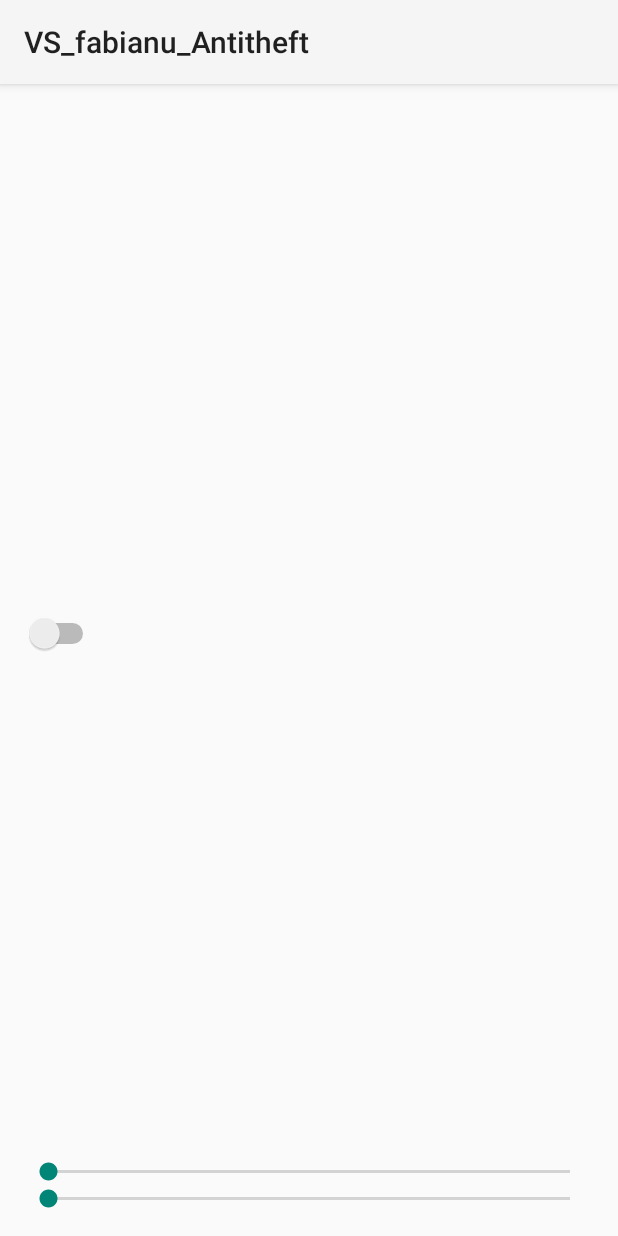
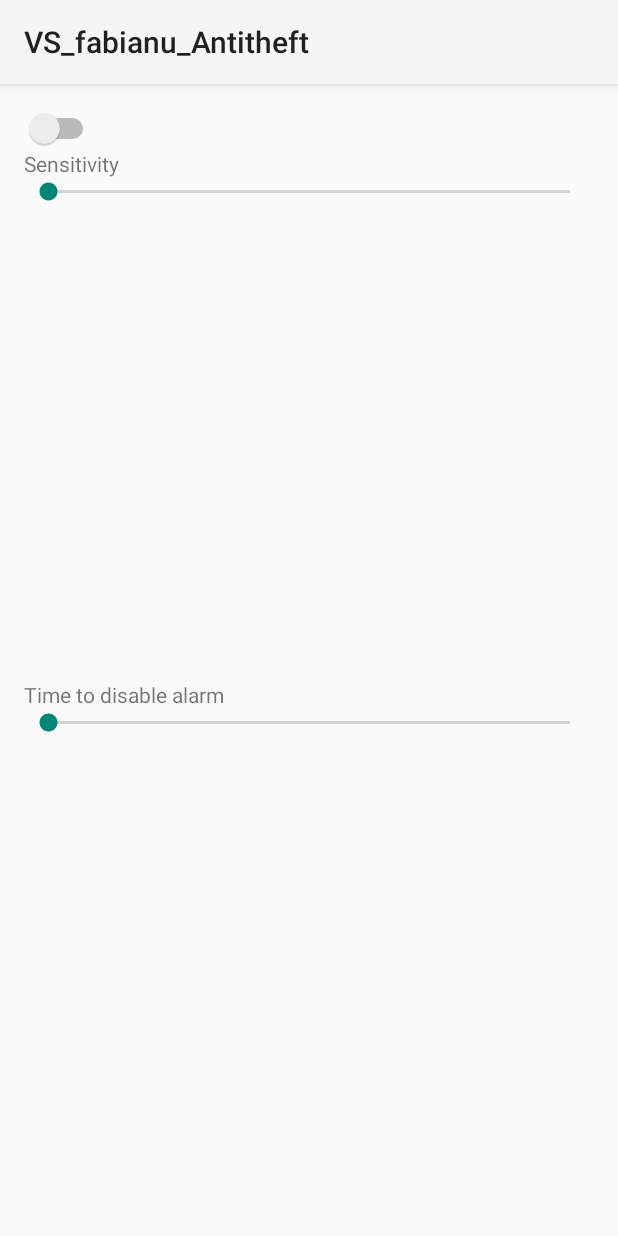
Before and after one commit to huoxiaoyao/DistSys1, an Android app: the screen it shows after launch (MainActivity), on a phone screen of 412 x 824 dp. Run offline under Robolectric (Android 15) with nearby library versions, the phone set to English and light mode, and no system bars.

Commit message:
sensitivity and timeout can be set and work in Antitheft, only need to load and save default values now

```diff
--- a/VS_fabianu_Antitheft/app/src/main/AndroidManifest.xml
+++ b/VS_fabianu_Antitheft/app/src/main/AndroidManifest.xml
@@ -3,7 +3,7 @@
     package="ch.ethz.inf.vs.a1.fabianu.antitheft" >
 
     <uses-sdk android:minSdkVersion="18"
-        android:targetSdkVersion="18" />
+        android:targetSdkVersion="21" />
 
     <uses-permission android:name="android.permission.VIBRATE" />
 
--- a/VS_fabianu_Antitheft/app/src/main/java/ch/ethz/inf/vs/a1/fabianu/antitheft/MainActivity.java
+++ b/VS_fabianu_Antitheft/app/src/main/java/ch/ethz/inf/vs/a1/fabianu/antitheft/MainActivity.java
@@ -1,15 +1,40 @@
 package ch.ethz.inf.vs.a1.fabianu.antitheft;
 
+import android.content.ComponentName;
+import android.content.Context;
 import android.content.Intent;
+import android.content.ServiceConnection;
+import android.os.IBinder;
 import android.support.v7.app.AppCompatActivity;
 import android.os.Bundle;
+import android.util.Log;
+import android.view.Menu;
+import android.view.MenuItem;
 import android.widget.CompoundButton;
+import android.widget.SeekBar;
 import android.widget.Switch;
 
 public class MainActivity extends AppCompatActivity {
 
+    interface SeekBarInitialiser {
+        void functionHolder(SeekBar seekBar, int progress, boolean fromUser);
+    }
+
     private Switch toggleSwitch;
+    private SeekBar timeOutSeek;
+    private SeekBar sensSeek;
     private Intent antiIntent;
+
+    private int currentTimeout = 0;
+    private float currentSensitivity = 0;
+    private int timeOutmax = 20000; //in ms
+    private float sensitivityMax = 3;
+    private float sensStepSize= 0.05f;
+
+    private AntiTheftServiceImpl antiService = null;
+
+    private ServiceConnection mConnection = null;
+    private boolean mIsBound = false;
 
     @Override
     protected void onCreate(Bundle savedInstanceState) {
@@ -17,6 +42,8 @@ public class MainActivity extends AppCompatActivity {
         setContentView(R.layout.activity_main);
 
         antiIntent = new Intent(this, AntiTheftServiceImpl.class);
+        timeOutSeek = (SeekBar)findViewById(R.id.timeoutSeek);
+        sensSeek = (SeekBar)findViewById(R.id.sensitivitySeek);
         toggleSwitch = (Switch)findViewById(R.id.toggle);
         toggleSwitch.setOnCheckedChangeListener(new CompoundButton.OnCheckedChangeListener() {
             @Override
@@ -26,6 +53,42 @@ public class MainActivity extends AppCompatActivity {
                 } else {
                     disableAlarm();
                 }
+            }
+        });
+
+        timeOutSeek.setMax(timeOutmax);
+        sensSeek.setMax((int)(sensitivityMax / sensStepSize));
+
+        installSeekbarListener(timeOutSeek, new SeekBarInitialiser() {
+            @Override
+            public void functionHolder(SeekBar seekBar, int progress, boolean fromUser) {
+                setTimeout(progress);
+            }
+        });
+
+        installSeekbarListener(sensSeek, new SeekBarInitialiser() {
+            @Override
+            public void functionHolder(SeekBar seekBar, int progress, boolean fromUser) {
+                setSensitivity((float)progress * sensStepSize);
+            }
+        });
+    }
+
+    private void installSeekbarListener(SeekBar bar, final SeekBarInitialiser init) {
+        bar.setOnSeekBarChangeListener(new SeekBar.OnSeekBarChangeListener() {
+            @Override
+            public void onProgressChanged(SeekBar seekBar, int progress, boolean fromUser) {
+                init.functionHolder(seekBar, progress, fromUser);
+            }
+
+            @Override
+            public void onStartTrackingTouch(SeekBar seekBar) {
+
+            }
+
+            @Override
+            public void onStopTrackingTouch(SeekBar seekBar) {
+
             }
         });
     }
@@ -48,9 +111,60 @@ public class MainActivity extends AppCompatActivity {
 
     private void enableAlarm() {
         startService(antiIntent);
+        //connect with the service to transfer sensitivity and timeout
+        mConnection = new ServiceConnection() {
+            @Override
+            public void onServiceConnected(ComponentName name, IBinder service) {
+                antiService = ((AntiTheftServiceImpl.LocalBinder) service).getService();
+                antiService.setSensitivity(currentSensitivity);
+                antiService.setTimeout(currentTimeout);
+            }
+
+            @Override
+            public void onServiceDisconnected(ComponentName name) {
+                antiService = null;
+            }
+        };
+        doBindService();
     }
 
     private void disableAlarm() {
         stopService(antiIntent);
+        mConnection = null;
+    }
+
+    private void setTimeout(int timeout) {
+        currentTimeout = timeout;
+        if(antiService != null)
+        {
+            antiService.setTimeout(currentTimeout);
+        }
+    }
+
+    private void setSensitivity(float sensitivity) {
+        currentSensitivity = sensitivity;
+        if(antiService != null)
+        {
+            antiService.setSensitivity(currentSensitivity);
+        }
+    }
+
+    private void doBindService() {
+        bindService(new Intent(this, AntiTheftServiceImpl.class),
+                mConnection, Context.BIND_AUTO_CREATE);
+        mIsBound = true;
+    }
+
+    private void doUnbindService() {
+        if(mIsBound) {
+            unbindService(mConnection);
+            mIsBound = false;
+        }
+    }
+
+    @Override
+    protected void onDestroy() {
+        super.onDestroy();
+        doUnbindService();
     }
 }
--- a/VS_fabianu_Antitheft/app/src/main/java/ch/ethz/inf/vs/a1/fabianu/antitheft/Settings.java
+++ b/VS_fabianu_Antitheft/app/src/main/java/ch/ethz/inf/vs/a1/fabianu/antitheft/Settings.java
@@ -5,8 +5,8 @@ public class Settings {
     public static final String SETTINGS_FILENAME = "AntiTheftSettings";
 
     public static final boolean ACTIVATE_DEFAULT = false;
-    public static final int SENSITIVITY_DEFAULT = 0;
-    public static final int TIMEOUT_DEFAULT = 0;
+    public static final int SENSITIVITY_DEFAULT = 1;
+    public static final int TIMEOUT_DEFAULT = 5000;
 
     public static final String ACTIVATE_STR = "activate";
     public static final String SENSITIVITY_STR = "sensitivity";
--- a/VS_fabianu_Antitheft/app/src/main/res/layout/activity_main.xml
+++ b/VS_fabianu_Antitheft/app/src/main/res/layout/activity_main.xml
@@ -17,17 +17,39 @@
         android:textOn="@string/onText"
         android:layout_width="wrap_content"
         android:layout_height="wrap_content"
-        android:switchMinWidth="50dp"
-        android:layout_weight="1"/>
+        android:switchMinWidth="50dp" />
 
-    <SeekBar
-        android:id="@+id/disarmTimeSeeker"
+    <LinearLayout
         android:layout_width="match_parent"
-        android:layout_height="wrap_content" />
+        android:layout_height="wrap_content"
+        android:orientation="vertical"
+        android:layout_weight="1">
 
-    <SeekBar
-        android:id="@+id/sensitivitySeeker"
+        <TextView
+            android:layout_width="wrap_content"
+            android:layout_height="wrap_content"
+            android:text="@string/sensitivityString"/>
+        <SeekBar
+            android:id="@+id/sensitivitySeek"
+            android:layout_width="match_parent"
+            android:layout_height="wrap_content" />
+    </LinearLayout>
+
+    <LinearLayout
         android:layout_width="match_parent"
-        android:layout_height="wrap_content" />
+        android:layout_height="wrap_content"
+        android:orientation="vertical"
+        android:layout_weight="1">
+
+        <TextView
+            android:layout_width="wrap_content"
+            android:layout_height="wrap_content"
+            android:text="@string/timeOutString"/>
+        <SeekBar
+            android:id="@+id/timeoutSeek"
+            android:layout_width="match_parent"
+            android:layout_height="wrap_content" />
+    </LinearLayout>
+
 
 </LinearLayout>
--- a/VS_fabianu_Antitheft/app/src/main/res/values/strings.xml
+++ b/VS_fabianu_Antitheft/app/src/main/res/values/strings.xml
@@ -6,4 +6,6 @@
     <string name="notificationText">Don\'t steal me</string>
     <string name="armedNotificationTitle">You\'d better put it back down again</string>
     <string name="armedNotificationText">Or I\'ll scream!!</string>
+    <string name="sensitivityString">Sensitivity</string>
+    <string name="timeOutString">Time to disable alarm</string>
 </resources>
```
Also changed, not shown: VS_fabianu_Antitheft/app/src/main/java/ch/ethz/inf/vs/a1/fabianu/antitheft/AntiTheftServiceImpl.java (+24 -2 lines), VS_fabianu_Antitheft/app/src/main/java/ch/ethz/inf/vs/a1/fabianu/antitheft/MovementDetector.java (+6 -5 lines).
